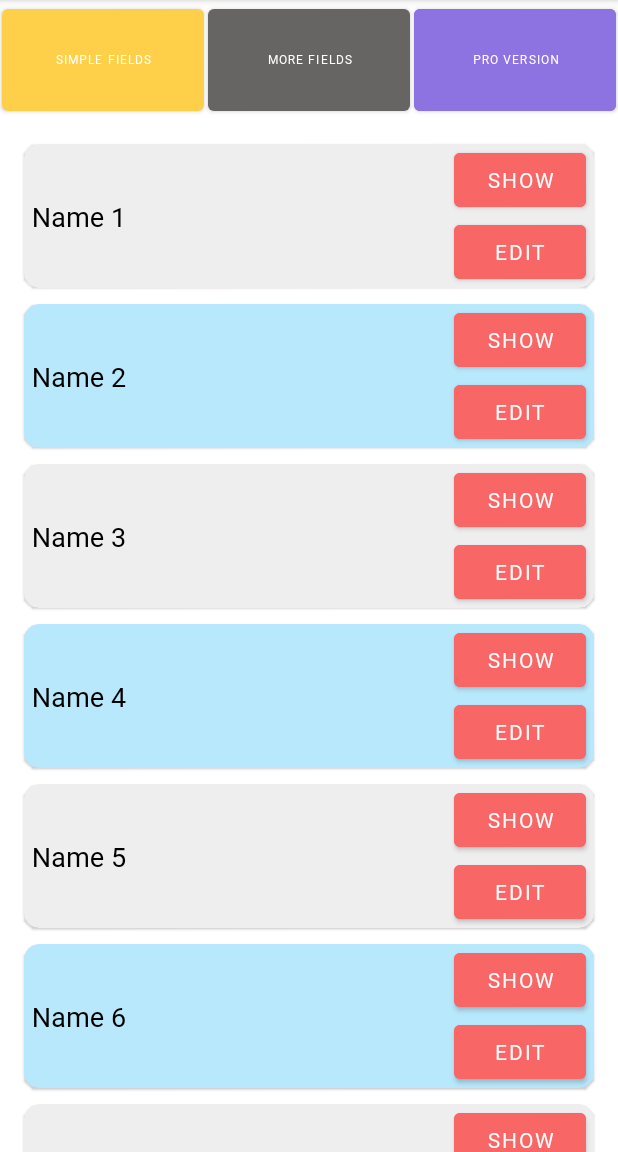
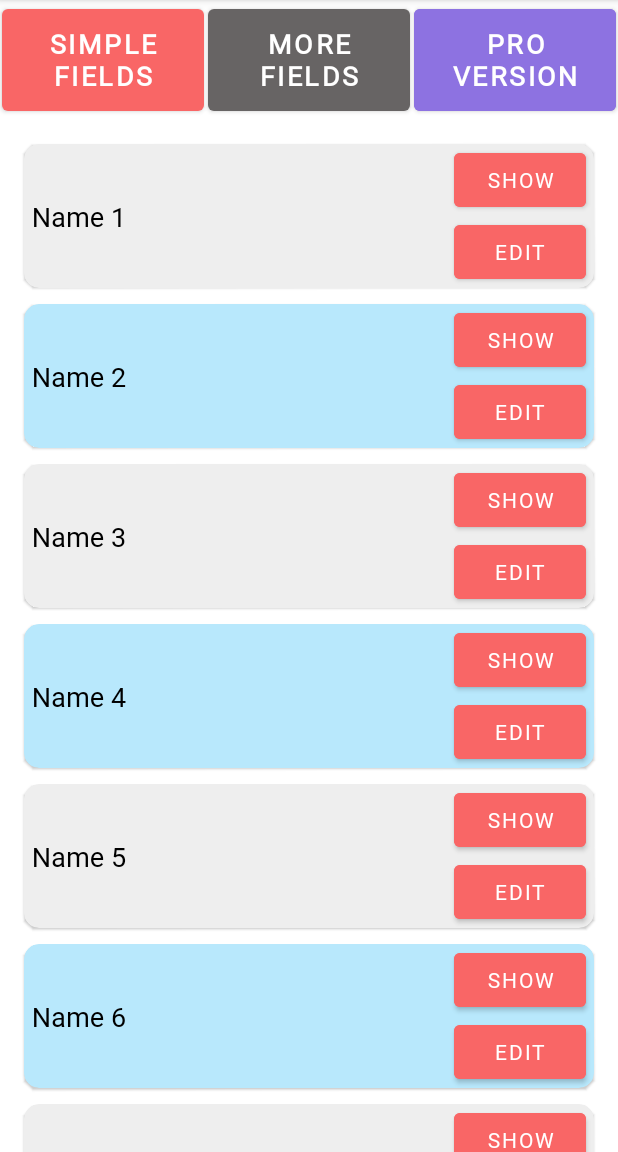
Before and after one commit to rakesharma1987/DetailsApp, an Android app: the screen it shows after launch (MainActivity), on a phone screen of 412 x 824 dp, the part 84-1236 px from its top. Run offline under Robolectric (Android 15) with nearby library versions, the light colour scheme and no system bars; our stand-ins replace AdMob, Room's generated code, data binding; libraries missing offline, so code that uses them is left out: com.android.billingclient; 4 statements that could not run were skipped.

Commit message:
font changes

```diff
--- a/app/src/main/java/com/eavesdropprivacy/aitylgames/DetailsAdapter.kt
+++ b/app/src/main/java/com/eavesdropprivacy/aitylgames/DetailsAdapter.kt
@@ -72,7 +72,7 @@ class DetailsAdapter(private val context: Context, private val detailsList: List
 
 
                     val dpd = DatePickerDialog(context, DatePickerDialog.OnDateSetListener { view, year, monthOfYear, dayOfMonth ->
-                        sampleFields.tilDob.editText!!.setText("" + dayOfMonth + "/" + dayOfMonth.plus(1) + "/" + year)
+                        sampleFields.tilDob.editText!!.setText("" + dayOfMonth + "/" + monthOfYear.plus(1) + "/" + year)
 
                     }, year, month, day)
 
--- a/app/src/main/java/com/eavesdropprivacy/aitylgames/MainActivity.kt
+++ b/app/src/main/java/com/eavesdropprivacy/aitylgames/MainActivity.kt
@@ -39,7 +39,7 @@ class MainActivity : AppCompatActivity(), View.OnClickListener{
         binding = DataBindingUtil.setContentView(this, R.layout.activity_main)
         GooglePlayBillingPreferences.init(this)
         if (isPurchased()) {
-            binding.btnProVersion.text = "Remove Ads"
+            binding.btnProVersion.text = "Remove\nAds"
             binding.btnProVersion.isClickable = false
         } else {
             binding.btnProVersion.text = "Pro Version"
@@ -75,7 +75,7 @@ class MainActivity : AppCompatActivity(), View.OnClickListener{
                         handlePurchases(purchases)
                     }
                     savePurchaseValueToPref(true)
-                    binding.btnProVersion.text = "Remove Ads"
+                    binding.btnProVersion.text = "Remove\nAds"
                 }else if(billingResult.responseCode == BillingClient.BillingResponseCode.USER_CANCELED){
                     savePurchaseValueToPref(false)
                     binding.btnProVersion.text = "Pro Version"
@@ -157,7 +157,7 @@ class MainActivity : AppCompatActivity(), View.OnClickListener{
                                     ).responseCode
                                     if (responseCode == 0) {
                                         savePurchaseValueToPref(true)
-                                        binding.btnProVersion.text = "Remove Ads"
+                                        binding.btnProVersion.text = "Remove\nAds"
                                     }
                                 }
                             }
--- a/app/src/main/res/layout/activity_main.xml
+++ b/app/src/main/res/layout/activity_main.xml
@@ -10,25 +10,6 @@
         android:layout_width="match_parent"
         android:layout_height="match_parent"
         tools:context=".MainActivity">
-<!--        <com.google.android.material.appbar.AppBarLayout-->
-<!--            android:id="@+id/appBar"-->
-<!--            android:layout_width="match_parent"-->
-<!--            android:layout_height="wrap_content"-->
-<!--            tools:ignore="MissingConstraints">-->
-<!--            <androidx.appcompat.widget.Toolbar-->
-<!--                android:id="@+id/my_toolbar"-->
-<!--                android:layout_width="match_parent"-->
-<!--                android:layout_height="?attr/actionBarSize"-->
-<!--                >-->
-<!--                <TextView-->
-<!--                    android:id="@+id/toolbar_title"-->
-<!--                    android:layout_width="wrap_content"-->
-<!--                    android:layout_height="wrap_content"-->
-<!--                    android:textSize="@dimen/txt_size"-->
-<!--                    android:textColor="@color/white"-->
-<!--                    />-->
-<!--            </androidx.appcompat.widget.Toolbar>-->
-<!--        </com.google.android.material.appbar.AppBarLayout>-->
         <LinearLayout
             android:layout_width="match_parent"
             android:layout_height="wrap_content"
@@ -40,35 +21,40 @@
                 android:id="@+id/btn_simple_fileds"
                 android:layout_width="match_parent"
                 android:layout_height="80dp"
-                android:text="Simple Fields"
-                android:textSize="8sp"
+                android:text="Simple\nFields"
+                android:textSize="@dimen/txt_size"
                 android:layout_weight="1"
                 android:layout_marginLeft="1dp"
                 android:layout_marginRight="1dp"
-                android:fontFamily="@font/lato_regular"/>
+                android:fontFamily="@font/lato_regular"
+                android:textStyle="bold"
+                />
 
             <Button
                 android:id="@+id/btn_more_fileds"
                 android:layout_width="match_parent"
                 android:layout_height="80dp"
-                android:text="More Fields"
-                android:textSize="8sp"
+                android:text="More\nFields"
+                android:textSize="@dimen/txt_size"
                 android:layout_weight="1"
                 android:layout_marginLeft="1dp"
                 android:layout_marginRight="1dp"
-                android:fontFamily="@font/lato_regular"/>
+                android:fontFamily="@font/lato_regular"
+                android:textStyle="bold"/>
 
             <Button
                 android:id="@+id/btn_pro_version"
                 android:layout_width="match_parent"
                 android:layout_height="80dp"
-                android:text="Pro Version"
-                android:textSize="8sp"
+                android:text="Pro\nVersion"
+                android:textSize="@dimen/txt_size"
                 android:layout_weight="1"
                 android:layout_marginLeft="1dp"
                 android:layout_marginRight="1dp"
                 android:fontFamily="@font/lato_regular"
-                android:backgroundTint="#8D72E1"/>
+                android:backgroundTint="#8D72E1"
+                android:textStyle="bold"
+                />
         </LinearLayout>
 
 <!--        <androidx.recyclerview.widget.RecyclerView-->
--- a/app/src/main/res/values/colors.xml
+++ b/app/src/main/res/values/colors.xml
@@ -8,7 +8,7 @@
     <color name="black">#FF000000</color>
     <color name="white">#FFFFFFFF</color>
     <color name="btn_non_selected_color">#676464</color>
-    <color name="btn_selected_color">#FED049</color>
+    <color name="btn_selected_color">#F96666</color>
     <color name="card_background_color_even">#EEEEEE</color>
     <color name="card_background_color_odd">#B8E8FC</color>
 </resources>
```
Also changed, not shown: app/src/main/res/layout/layout_sample_fields.xml (+5 -3 lines).
